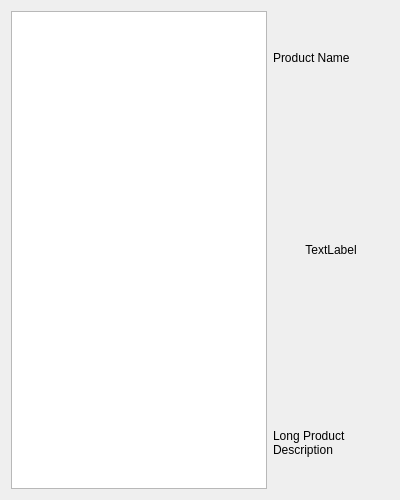
Above: src/modules/packagechooser/page_package.ui from calamares/calamares before the change. Below: the same form after it.
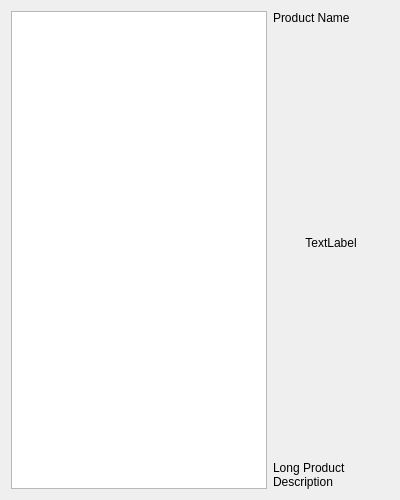
That is the form after the change. Custom widgets are drawn as their Qt base class.

Commit message:
[packagechooser] Replace smartClip() with just-do-it
QLabel allows scaling of the Pixmap by itself, and we have a
FixedAspectRatioLabel that scales a pixmap nicely. Use that.
(The new label type needed to be introduced to designer)

The screenshot should expand more agressively, so that it
does not get margins -- that just leave space around the
name and description -- when the window expands. Adjust some
of the stretching and layout in the UI file.

```diff
--- a/src/modules/packagechooser/page_package.ui
+++ b/src/modules/packagechooser/page_package.ui
@@ -37,9 +37,15 @@
       </widget>
      </item>
      <item>
-      <layout class="QVBoxLayout" name="verticalLayout" stretch="1,3,1">
+      <layout class="QVBoxLayout" name="verticalLayout" stretch="1,30,1">
        <item>
         <widget class="QLabel" name="productName">
+         <property name="sizePolicy">
+          <sizepolicy hsizetype="Preferred" vsizetype="MinimumExpanding">
+           <horstretch>0</horstretch>
+           <verstretch>0</verstretch>
+          </sizepolicy>
+         </property>
          <property name="text">
           <string>Product Name</string>
          </property>
@@ -50,7 +56,7 @@
          <property name="sizePolicy">
           <sizepolicy hsizetype="Expanding" vsizetype="Expanding">
            <horstretch>1</horstretch>
-           <verstretch>0</verstretch>
+           <verstretch>1</verstretch>
           </sizepolicy>
          </property>
          <property name="text">
@@ -64,9 +70,9 @@
        <item>
         <widget class="QLabel" name="productDescription">
          <property name="sizePolicy">
-          <sizepolicy hsizetype="Preferred" vsizetype="Expanding">
+          <sizepolicy hsizetype="Preferred" vsizetype="MinimumExpanding">
            <horstretch>0</horstretch>
-           <verstretch>2</verstretch>
+           <verstretch>0</verstretch>
           </sizepolicy>
          </property>
          <property name="text">
@@ -86,6 +92,13 @@
    </item>
   </layout>
  </widget>
+ <customwidgets>
+  <customwidget>
+   <class>FixedAspectRatioLabel</class>
+   <extends>QLabel</extends>
+   <header>widgets/FixedAspectRatioLabel.h</header>
+  </customwidget>
+ </customwidgets>
  <resources/>
  <connections/>
 </ui>
```
Left out of the diff: 2 changed lines with no effect on the pictures. The commit also changes 1 other file.
